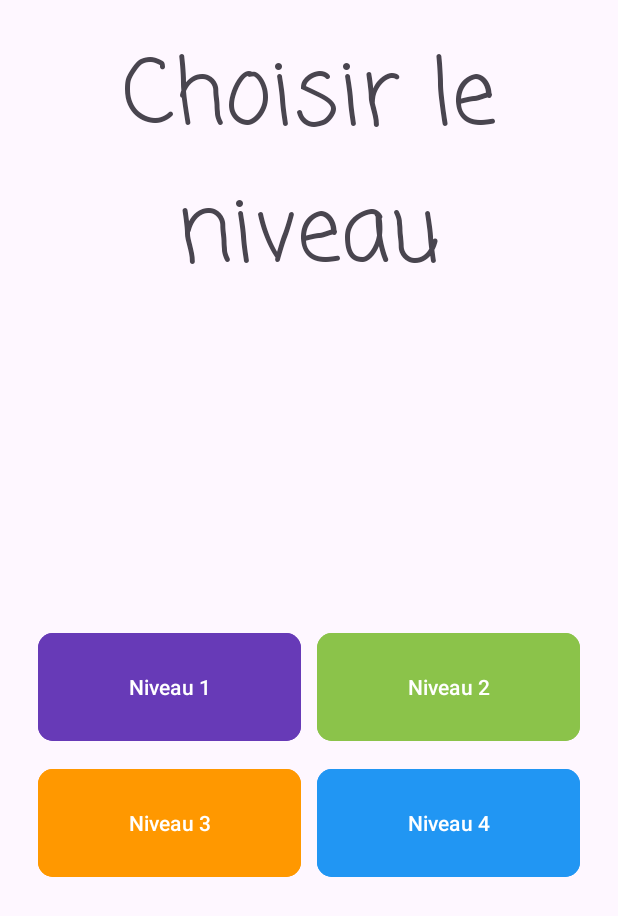
After one commit to Bypus/PetitLingo, an Android app: the fragment types shown on its own in the app's theme, on a phone screen of 412 x 824 dp. The commit adds this screen. Shown: the top 916 px of the screen. Run offline under Robolectric (Android 15) with nearby library versions, the phone set to English and light mode, and no system bars.

Commit message:
fragment niveau

```diff
--- a/app/build.gradle.kts
+++ b/app/build.gradle.kts
@@ -4,7 +4,7 @@
 
 android {
     namespace = "com.example.petitlingo"
-    compileSdk = 33
+    compileSdk = 34
 
     defaultConfig {
         applicationId = "com.example.petitlingo"
--- /dev/null
+++ b/app/src/main/java/com/example/petitlingo/types.java
@@ -0,0 +1,64 @@
+package com.example.petitlingo;
+
+import android.os.Bundle;
+
+import androidx.fragment.app.Fragment;
+
+import android.view.LayoutInflater;
+import android.view.View;
+import android.view.ViewGroup;
+
+/**
+ * A simple {@link Fragment} subclass.
+ * Use the {@link types#newInstance} factory method to
+ * create an instance of this fragment.
+ */
+public class types extends Fragment {
+
+    // TODO: Rename parameter arguments, choose names that match
+    // the fragment initialization parameters, e.g. ARG_ITEM_NUMBER
+    private static final String ARG_PARAM1 = "param1";
+    private static final String ARG_PARAM2 = "param2";
+
+    // TODO: Rename and change types of parameters
+    private String mParam1;
+    private String mParam2;
+
+    public types() {
+        // Required empty public constructor
+    }
+
+    /**
+     * Use this factory method to create a new instance of
+     * this fragment using the provided parameters.
+     *
+     * @param param1 Parameter 1.
+     * @param param2 Parameter 2.
+     * @return A new instance of fragment types.
+     */
+    // TODO: Rename and change types and number of parameters
+    public static types newInstance(String param1, String param2) {
+        types fragment = new types();
+        Bundle args = new Bundle();
+        args.putString(ARG_PARAM1, param1);
+        args.putString(ARG_PARAM2, param2);
+        fragment.setArguments(args);
+        return fragment;
+    }
+
+    @Override
+    public void onCreate(Bundle savedInstanceState) {
+        super.onCreate(savedInstanceState);
+        if (getArguments() != null) {
+            mParam1 = getArguments().getString(ARG_PARAM1);
+            mParam2 = getArguments().getString(ARG_PARAM2);
+        }
+    }
+
+    @Override
+    public View onCreateView(LayoutInflater inflater, ViewGroup container,
+                             Bundle savedInstanceState) {
+        // Inflate the layout for this fragment
+        return inflater.inflate(R.layout.fragment_types, container, false);
+    }
+}
--- /dev/null
+++ b/app/src/main/res/layout/fragment_types.xml
@@ -0,0 +1,84 @@
+<?xml version="1.0" encoding="utf-8"?>
+<LinearLayout xmlns:android="http://schemas.android.com/apk/res/android"
+    xmlns:app="http://schemas.android.com/apk/res-auto"
+    xmlns:tools="http://schemas.android.com/tools"
+    android:layout_width="match_parent"
+    android:layout_height="match_parent"
+    android:gravity="center_horizontal"
+    android:orientation="vertical"
+    android:padding="20dp"
+    tools:context=".types">
+
+    <!-- TODO: Update blank fragment layout -->
+
+    <TextView
+        android:layout_width="match_parent"
+        android:layout_height="wrap_content"
+        android:duplicateParentState="false"
+        android:fontFamily="casual"
+        android:gravity="center_horizontal"
+        android:text="@string/hello_blank_fragment"
+        android:textSize="60sp" />
+
+    <LinearLayout
+        android:layout_width="match_parent"
+        android:layout_height="match_parent"
+        android:gravity="center_vertical"
+        android:orientation="vertical">
+
+        <LinearLayout
+            android:layout_width="match_parent"
+            android:layout_height="wrap_content"
+            android:orientation="horizontal">
+
+            <Button
+                android:id="@+id/btnCouleurs"
+                android:layout_width="wrap_content"
+                android:layout_height="80dp"
+                android:layout_margin="5dp"
+                android:layout_weight="1"
+                android:backgroundTint="#673AB7"
+                android:text="Niveau 1"
+                app:cornerRadius="10dp" />
+
+            <Button
+                android:id="@+id/btnVetements"
+                android:layout_width="wrap_content"
+                android:layout_height="80dp"
+                android:layout_margin="5dp"
+                android:layout_weight="1"
+                android:backgroundTint="#8BC34A"
+                android:text="Niveau 2"
+                app:cornerRadius="10dp" />
+        </LinearLayout>
+
+        <LinearLayout
+            android:layout_width="match_parent"
+            android:layout_height="wrap_content"
+            android:orientation="horizontal">
+
+            <Button
+                android:id="@+id/btnAnimaux"
+                android:layout_width="match_parent"
+                android:layout_height="80dp"
+                android:layout_margin="5dp"
+                android:layout_weight="1"
+                android:backgroundTint="#FF9800"
+                android:text="Niveau 3"
+                app:cornerRadius="10dp" />
+
+            <Button
+                android:id="@+id/btnPartiesCorps"
+                android:layout_width="match_parent"
+                android:layout_height="80dp"
+                android:layout_margin="5dp"
+                android:layout_weight="1"
+                android:backgroundTint="#2196F3"
+                android:text="Niveau 4"
+                app:cornerRadius="10dp" />
+
+        </LinearLayout>
+    </LinearLayout>
+
+
+</LinearLayout>
--- a/app/src/main/res/values/strings.xml
+++ b/app/src/main/res/values/strings.xml
@@ -1,3 +1,5 @@
 <resources>
     <string name="app_name">PetitLingo</string>
+    <!-- TODO: Remove or change this placeholder text -->
+    <string name="hello_blank_fragment">Choisir le niveau</string>
 </resources>
--- a/build.gradle.kts
+++ b/build.gradle.kts
@@ -1,4 +1,4 @@
 // Top-level build file where you can add configuration options common to all sub-projects/modules.
 plugins {
-    id("com.android.application") version "8.1.2" apply false
+    id("com.android.application") version "8.1.3" apply false
 }
```
Also changed, not shown: gradle/wrapper/gradle-wrapper.properties.
